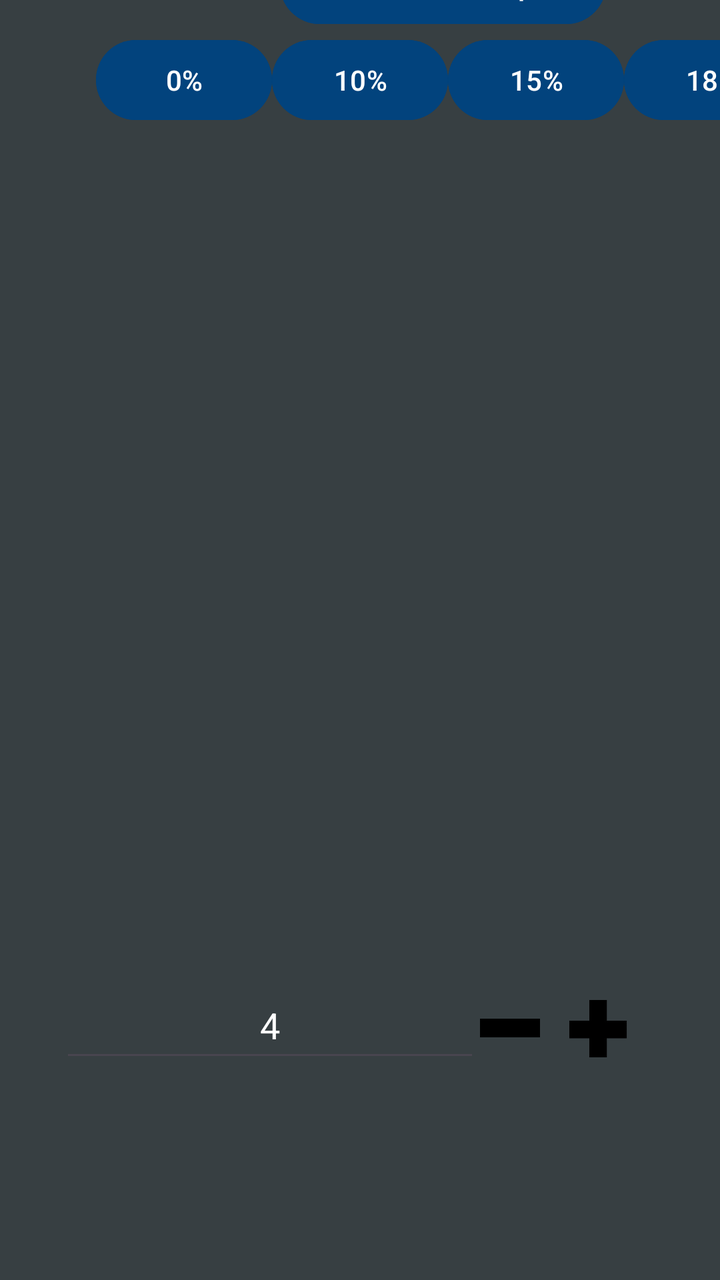
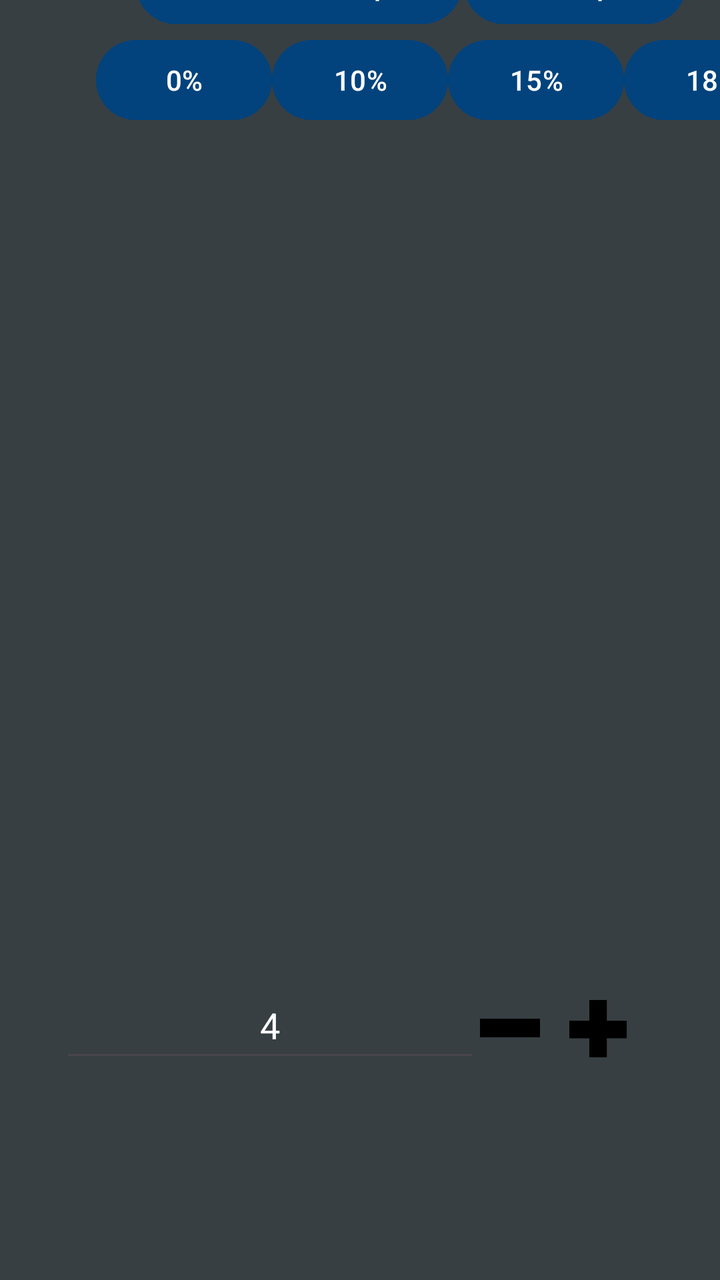

The first picture is an Android layout as it rendered before a commit; the second is the same layout after the commit. The layout source and the unified diff follow.
<!-- AndroidManifest.xml: application theme Theme.BillCalc -->
<!-- res/layout/activity_unevenly_split_bill.xml -->
<?xml version="1.0" encoding="utf-8"?>
<androidx.constraintlayout.widget.ConstraintLayout xmlns:android="http://schemas.android.com/apk/res/android"
    xmlns:app="http://schemas.android.com/apk/res-auto"
    xmlns:tools="http://schemas.android.com/tools"
    android:id="@+id/main"
    android:layout_width="match_parent"
    android:layout_height="match_parent"
    android:background="#373f42"
    tools:context=".Unevenly_Split_Bill">


    <Button
        android:id="@+id/fifteen"
        android:layout_width="wrap_content"
        android:layout_height="wrap_content"
        android:layout_marginStart="224dp"
        android:layout_marginBottom="576dp"
        android:backgroundTint="#02437D"
        android:text="@string/_15"
        app:layout_constraintBottom_toBottomOf="parent"
        app:layout_constraintStart_toStartOf="parent" />

    <Button
        android:id="@+id/eighteen"
        android:layout_width="wrap_content"
        android:layout_height="wrap_content"
        android:layout_marginStart="312dp"
        android:layout_marginBottom="576dp"
        android:backgroundTint="#02437D"
        android:text="@string/_18"
        app:layout_constraintBottom_toBottomOf="parent"
        app:layout_constraintStart_toStartOf="parent" />

    <Button
        android:id="@+id/zero"
        android:layout_width="wrap_content"
        android:layout_height="wrap_content"
        android:layout_marginStart="48dp"
        android:layout_marginBottom="576dp"
        android:backgroundTint="#02437D"

        android:text="@string/_0"
        app:layout_constraintBottom_toBottomOf="parent"
        app:layout_constraintStart_toStartOf="parent" />

    <Button
        android:id="@+id/ten"
        android:layout_width="wrap_content"
        android:layout_height="wrap_content"
        android:layout_marginStart="136dp"
        android:layout_marginBottom="576dp"
        android:backgroundTint="#02437D"
        android:text="@string/_10"
        app:layout_constraintBottom_toBottomOf="parent"
        app:layout_constraintStart_toStartOf="parent" />

    <EditText
        android:id="@+id/billAmount"
        android:layout_width="266dp"
        android:layout_height="73dp"
        android:layout_marginStart="88dp"
        android:layout_marginBottom="704dp"
        android:autofillHints=""
        android:backgroundTint="@color/white"
        android:ems="10"
        android:hint="@string/bill_amount"
        android:inputType="number"
        android:textAlignment="center"
        android:textColorHint="@color/white"
        android:textSize="30sp"
        app:layout_constraintBottom_toBottomOf="parent"
        app:layout_constraintStart_toStartOf="parent" />

    <Button
        android:id="@+id/ChangeNumberOfPeople"
        android:layout_width="wrap_content"
        android:layout_height="wrap_content"
        android:layout_marginStart="140dp"
        android:layout_marginBottom="624dp"
        android:backgroundTint="#02437D"
        android:focusable="true"
        android:text="@string/amount_of_people"
        app:layout_constraintBottom_toBottomOf="parent"
        app:layout_constraintStart_toStartOf="parent" />

    <LinearLayout
        android:id="@+id/CollapsableNumberOfPeople"
        android:layout_width="match_parent"
        android:layout_height="200dp"
        android:layout_marginBottom="4dp"
        android:gravity="center_horizontal"
        android:orientation="horizontal"
        app:layout_constraintBottom_toBottomOf="parent"
        app:layout_constraintStart_toStartOf="parent">


        <EditText
            android:id="@+id/ChangeableAmountOfPeople"
            android:layout_width="wrap_content"
            android:layout_height="50dp"
            android:layout_marginTop="50dp"
            android:autofillHints=""
            android:ems="10"
            android:inputType="number"
            android:text="@string/_4"
            android:textAlignment="center"
            android:textColor="@color/white" />

        <ImageView
            android:id="@+id/SubtractFromNumberOfPeople"
            android:layout_width="30dp"
            android:layout_height="16dp"
            android:layout_marginTop="70dp"
            android:clickable="true"
            android:contentDescription="@string/subtract"
            android:focusable="true"
            android:src="@drawable/subtract"
            tools:ignore="TouchTargetSizeCheck" />

        <ImageView
            android:id="@+id/AddFromAmountOfPeople"
            android:layout_width="60dp"
            android:layout_height="57dp"
            android:contentDescription="@string/add"
            android:focusable="true"
            android:clickable="true"
            android:layout_marginTop="53dp"
            android:src="@drawable/add" />
    </LinearLayout>

    <LinearLayout
        android:id="@+id/leftSideEditTextHolder"
        android:layout_width="223dp"
        android:layout_height="370dp"
        android:layout_marginBottom="204dp"
        android:orientation="vertical"
        app:layout_constraintBottom_toBottomOf="parent"
        app:layout_constraintStart_toStartOf="parent" />


    <LinearLayout
        android:id="@+id/rightSideEditTextHolder"
        android:layout_width="223dp"
        android:layout_height="370dp"
        android:layout_marginStart="220dp"
        android:layout_marginBottom="204dp"
        android:orientation="vertical"
        app:layout_constraintBottom_toBottomOf="parent"
        app:layout_constraintStart_toStartOf="parent" />


</androidx.constraintlayout.widget.ConstraintLayout>
<!-- resources referenced by this layout -->
<resources>
  <color name="white">#FFFFFFFF</color>
  <!-- drawable add: png bitmap (drawable, 2396 bytes) -->
  <!-- drawable subtract: png bitmap (drawable, 143 bytes) -->
  <string name="_0">0%</string>
  <string name="_10">10%</string>
  <string name="_15">15%</string>
  <string name="_18">18%</string>
  <string name="_4">4</string>
  <string name="add">ADD</string>
  <string name="amount_of_people">Amount of People</string>
  <string name="bill_amount">Bill Amount</string>
  <string name="subtract">SUBTRACT</string>
  <style name="Theme.BillCalc" parent="Base.Theme.BillCalc" />
  <style name="Base.Theme.BillCalc" parent="Theme.Material3.DayNight.NoActionBar">
          
          
      </style>
</resources>

<!-- the commit's change to res/layout/activity_unevenly_split_bill.xml (unified diff, before → after) -->
@@ -8,6 +8,18 @@
     android:background="#373f42"
     tools:context=".Unevenly_Split_Bill">
 
+
+    <Button
+        android:id="@+id/changeView1"
+        android:layout_width="wrap_content"
+        android:layout_height="wrap_content"
+        android:layout_marginStart="232dp"
+        android:layout_marginBottom="624dp"
+        android:backgroundTint="#02437D"
+        android:focusable="true"
+        android:text="@string/even_split"
+        app:layout_constraintBottom_toBottomOf="parent"
+        app:layout_constraintStart_toStartOf="parent" />
 
     <Button
         android:id="@+id/fifteen"
@@ -75,7 +87,7 @@
         android:id="@+id/ChangeNumberOfPeople"
         android:layout_width="wrap_content"
         android:layout_height="wrap_content"
-        android:layout_marginStart="140dp"
+        android:layout_marginStart="68dp"
         android:layout_marginBottom="624dp"
         android:backgroundTint="#02437D"
         android:focusable="true"
<!-- resource entries referenced after the edit -->
@@ -11,6 +11,7 @@
   <string name="add">ADD</string>
   <string name="amount_of_people">Amount of People</string>
   <string name="bill_amount">Bill Amount</string>
+  <string name="even_split">Even Split</string>
   <string name="subtract">SUBTRACT</string>
   <style name="Theme.BillCalc" parent="Base.Theme.BillCalc" />
   <style name="Base.Theme.BillCalc" parent="Theme.Material3.DayNight.NoActionBar">
